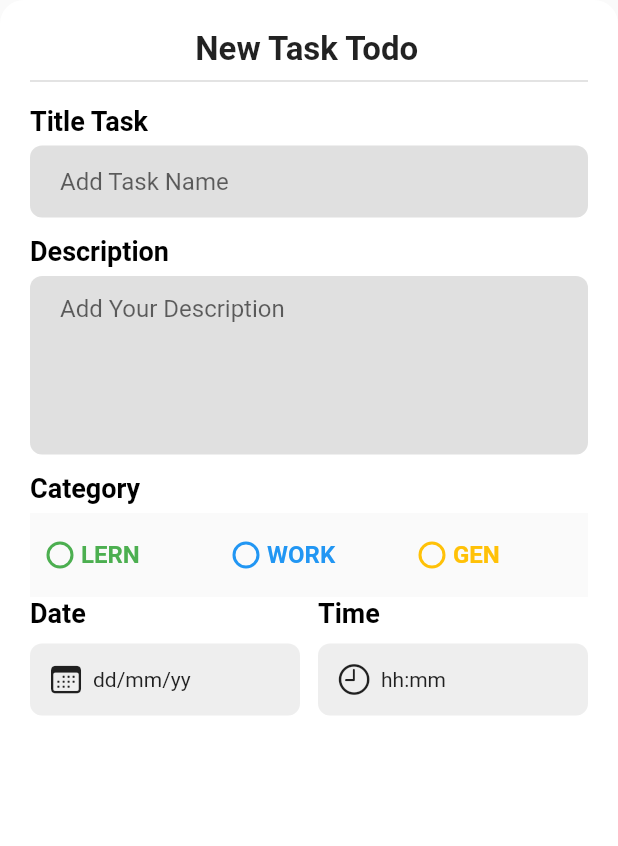
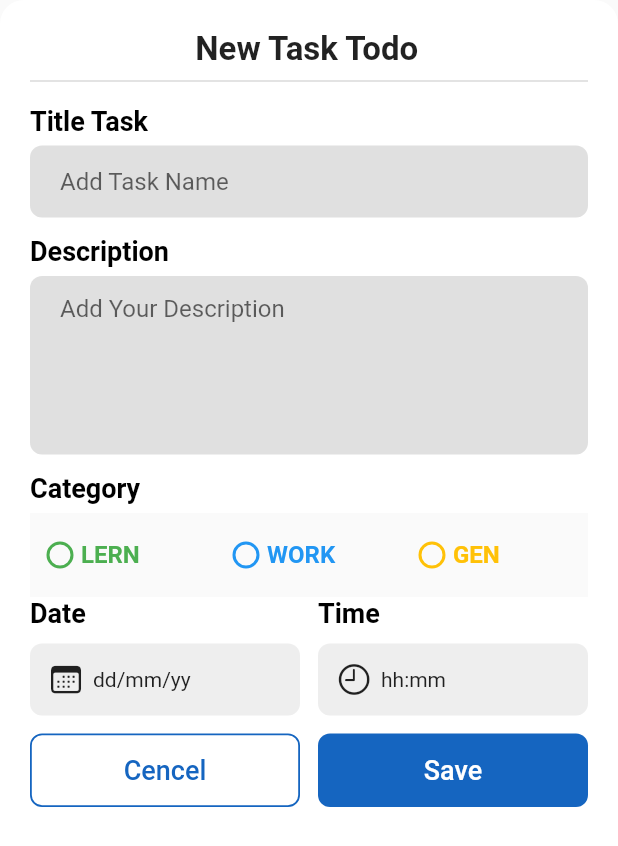
Before and after one commit to AbdullahiKhalif/Todo-App-Flutter, a Flutter app: the AddNewTaskWidget widget shown alone on an empty page, opened directly, on a phone screen of 412 x 824 dp. Shown: the top 846 px of the screen. Run offline on Flutter 3.47's test engine with Material 2 defaults, Android fonts, the phone set to English and light mode, and no system bars; our stand-ins replace gap.

Commit message:
End Ul Modal

```diff
--- a/lib/widgets/add_new_task.dart
+++ b/lib/widgets/add_new_task.dart
@@ -15,7 +15,7 @@ class AddNewTaskWidget extends StatelessWidget {
   Widget build(BuildContext context) {
     return Container(
       padding: const EdgeInsets.all(20.0),
-      height: MediaQuery.of(context).size.height * 0.80,
+      height: MediaQuery.of(context).size.height * 0.82,
       decoration: BoxDecoration(
         color: Colors.white,
         borderRadius: BorderRadius.circular(16),
@@ -81,7 +81,55 @@ class AddNewTaskWidget extends StatelessWidget {
             ],
           ),
 
-          //
+          //Task Buttons
+          const Gap(12),
+          Row(
+            children: [
+              Expanded(
+                child: ElevatedButton(
+                  style: ElevatedButton.styleFrom(
+                    backgroundColor: Colors.white,
+                    elevation: 0,
+                    foregroundColor: Colors.blue.shade800,
+                    shape: RoundedRectangleBorder(
+                      borderRadius: BorderRadius.circular(8),
+                    ),
+                    side: BorderSide(width: 1.2, color: Colors.blue.shade800),
+                    padding: EdgeInsets.symmetric(vertical: 14.0),
+                  ),
+                  onPressed: () => {},
+                  child: Text(
+                    'Cencel',
+                    style: TextStyle(
+                      fontSize: 18.0,
+                    ),
+                  ),
+                ),
+              ),
+              Gap(12),
+              Expanded(
+                child: ElevatedButton(
+                  style: ElevatedButton.styleFrom(
+                    backgroundColor: Colors.blue.shade800,
+                    elevation: 0,
+                    foregroundColor: Colors.white,
+                    shape: RoundedRectangleBorder(
+                      borderRadius: BorderRadius.circular(8),
+                    ),
+                    // side: BorderSide(width: 1.2, color: Colors.blue.shade800),
+                    padding: EdgeInsets.symmetric(vertical: 14.0),
+                  ),
+                  onPressed: () => {},
+                  child: Text(
+                    'Save',
+                    style: TextStyle(
+                      fontSize: 18.0,
+                    ),
+                  ),
+                ),
+              )
+            ],
+          )
         ],
       ),
     );
```
